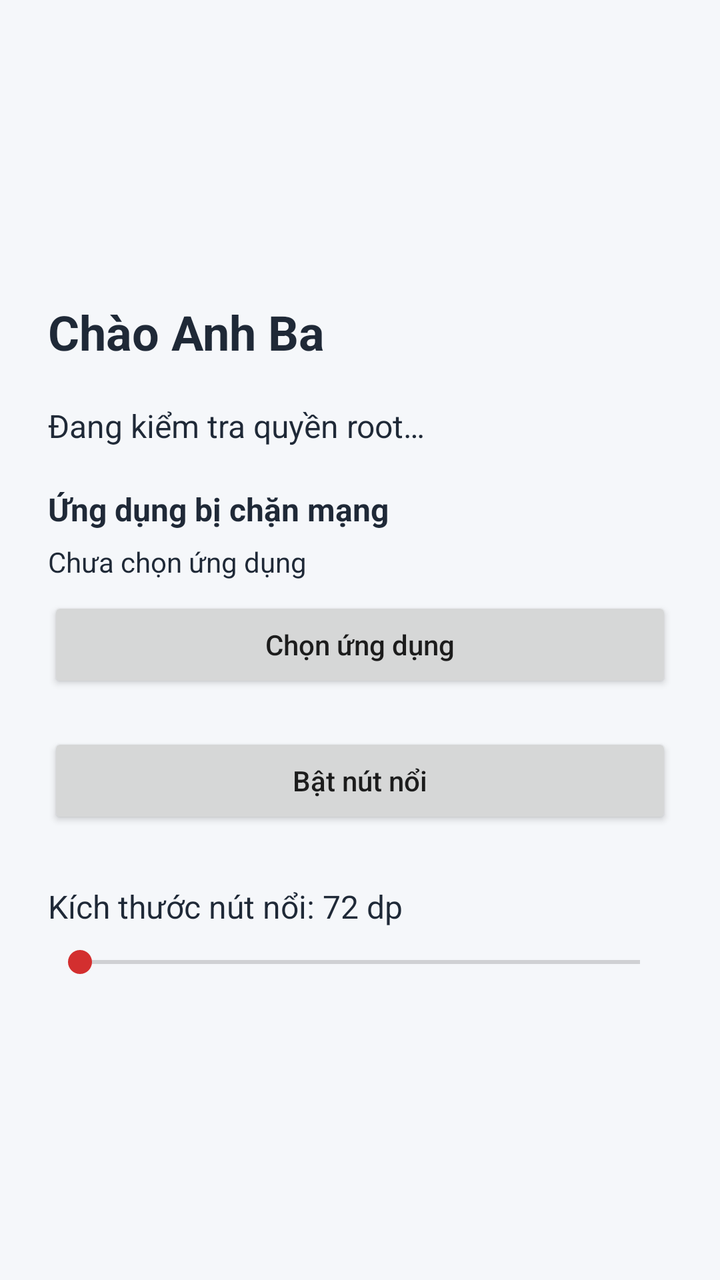
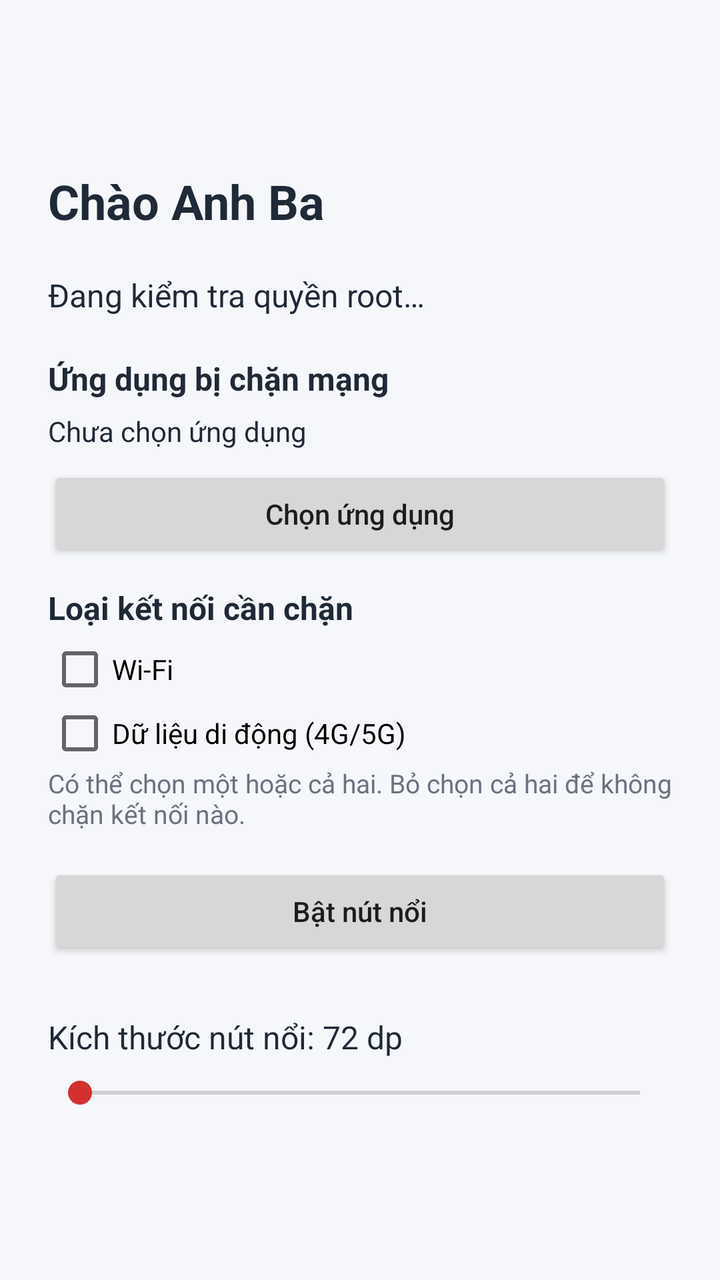

The first picture is an Android layout as it rendered before a commit; the second is the same layout after the commit. The layout source and the unified diff follow.
<!-- AndroidManifest.xml: application theme Theme.NutNoi -->
<!-- res/layout/activity_main.xml -->
<?xml version="1.0" encoding="utf-8"?>
<ScrollView xmlns:android="http://schemas.android.com/apk/res/android"
    android:layout_width="match_parent"
    android:layout_height="match_parent"
    android:fillViewport="true"
    android:background="#F5F7FA">

    <LinearLayout
        android:layout_width="match_parent"
        android:layout_height="wrap_content"
        android:orientation="vertical"
        android:padding="24dp"
        android:gravity="center_vertical">

        <TextView
            android:layout_width="match_parent"
            android:layout_height="wrap_content"
            android:text="@string/greeting"
            android:textColor="#1F2937"
            android:textSize="24sp"
            android:textStyle="bold"
            android:layout_marginBottom="20dp" />

        <TextView
            android:id="@+id/rootStatus"
            android:layout_width="match_parent"
            android:layout_height="wrap_content"
            android:text="@string/root_status_checking"
            android:textColor="#1F2937"
            android:textSize="16sp"
            android:paddingBottom="20dp"
            android:accessibilityLiveRegion="polite" />

        <TextView
            android:layout_width="match_parent"
            android:layout_height="wrap_content"
            android:text="@string/choose_app_title"
            android:textColor="#1F2937"
            android:textSize="16sp"
            android:textStyle="bold"
            android:paddingBottom="6dp" />

        <TextView
            android:id="@+id/selectedAppLabel"
            android:layout_width="match_parent"
            android:layout_height="wrap_content"
            android:text="@string/no_app_selected"
            android:textColor="#1F2937"
            android:textSize="14sp"
            android:paddingBottom="8dp" />

        <Button
            android:id="@+id/btnChooseApp"
            android:layout_width="match_parent"
            android:layout_height="wrap_content"
            android:text="@string/choose_app_button"
            android:textAllCaps="false"
            android:layout_marginBottom="20dp" />

        <Button
            android:id="@+id/btnToggleOverlay"
            android:layout_width="match_parent"
            android:layout_height="wrap_content"
            android:text="@string/enable_button"
            android:textAllCaps="false"
            android:layout_marginBottom="28dp" />

        <TextView
            android:id="@+id/overlaySizeLabel"
            android:layout_width="match_parent"
            android:layout_height="wrap_content"
            android:labelFor="@id/overlaySizeSeekBar"
            android:text="@string/overlay_size_value_default"
            android:textColor="#1F2937"
            android:textSize="16sp"
            android:paddingBottom="8dp" />

        <SeekBar
            android:id="@+id/overlaySizeSeekBar"
            android:layout_width="match_parent"
            android:layout_height="wrap_content"
            android:contentDescription="@string/overlay_size_label" />
    </LinearLayout>
</ScrollView>
<!-- resources referenced by this layout -->
<resources>
  <string name="choose_app_button">Chọn ứng dụng</string>
  <string name="choose_app_title">Ứng dụng bị chặn mạng</string>
  <string name="enable_button">Bật nút nổi</string>
  <string name="greeting">Chào Anh Ba</string>
  <string name="no_app_selected">Chưa chọn ứng dụng</string>
  <string name="overlay_size_label">Kích thước nút nổi</string>
  <string name="overlay_size_value_default">Kích thước nút nổi: 72 dp</string>
  <string name="root_status_checking">Đang kiểm tra quyền root…</string>
  <style name="Theme.NutNoi" parent="Theme.AppCompat.DayNight.NoActionBar">
          <item name="colorPrimary">#1976D2</item>
          <item name="colorPrimaryDark">#1565C0</item>
          <item name="colorAccent">#D32F2F</item>
          <item name="android:statusBarColor">@android:color/transparent</item>
          <item name="android:navigationBarColor">@android:color/transparent</item>
      </style>
</resources>

<!-- the commit's change to res/layout/activity_main.xml (unified diff, before → after) -->
@@ -55,7 +55,36 @@
             android:layout_height="wrap_content"
             android:text="@string/choose_app_button"
             android:textAllCaps="false"
-            android:layout_marginBottom="20dp" />
+            android:layout_marginBottom="12dp" />
+
+        <TextView
+            android:layout_width="match_parent"
+            android:layout_height="wrap_content"
+            android:text="@string/network_block_options"
+            android:textColor="#1F2937"
+            android:textSize="16sp"
+            android:textStyle="bold"
+            android:paddingBottom="4dp" />
+
+        <CheckBox
+            android:id="@+id/blockWifiCheckBox"
+            android:layout_width="match_parent"
+            android:layout_height="wrap_content"
+            android:text="@string/block_wifi" />
+
+        <CheckBox
+            android:id="@+id/blockMobileDataCheckBox"
+            android:layout_width="match_parent"
+            android:layout_height="wrap_content"
+            android:text="@string/block_mobile_data" />
+
+        <TextView
+            android:layout_width="match_parent"
+            android:layout_height="wrap_content"
+            android:text="@string/network_block_options_hint"
+            android:textColor="#6B7280"
+            android:textSize="13sp"
+            android:paddingBottom="16dp" />
 
         <Button
             android:id="@+id/btnToggleOverlay"
<!-- resource entries referenced after the edit -->
@@ -1,9 +1,13 @@
 <!-- resources referenced by this layout -->
 <resources>
+  <string name="block_mobile_data">Dữ liệu di động (4G/5G)</string>
+  <string name="block_wifi">Wi-Fi</string>
   <string name="choose_app_button">Chọn ứng dụng</string>
   <string name="choose_app_title">Ứng dụng bị chặn mạng</string>
   <string name="enable_button">Bật nút nổi</string>
   <string name="greeting">Chào Anh Ba</string>
+  <string name="network_block_options">Loại kết nối cần chặn</string>
+  <string name="network_block_options_hint">Có thể chọn một hoặc cả hai. Bỏ chọn cả hai để không chặn kết nối nào.</string>
   <string name="no_app_selected">Chưa chọn ứng dụng</string>
   <string name="overlay_size_label">Kích thước nút nổi</string>
   <string name="overlay_size_value_default">Kích thước nút nổi: 72 dp</string>
